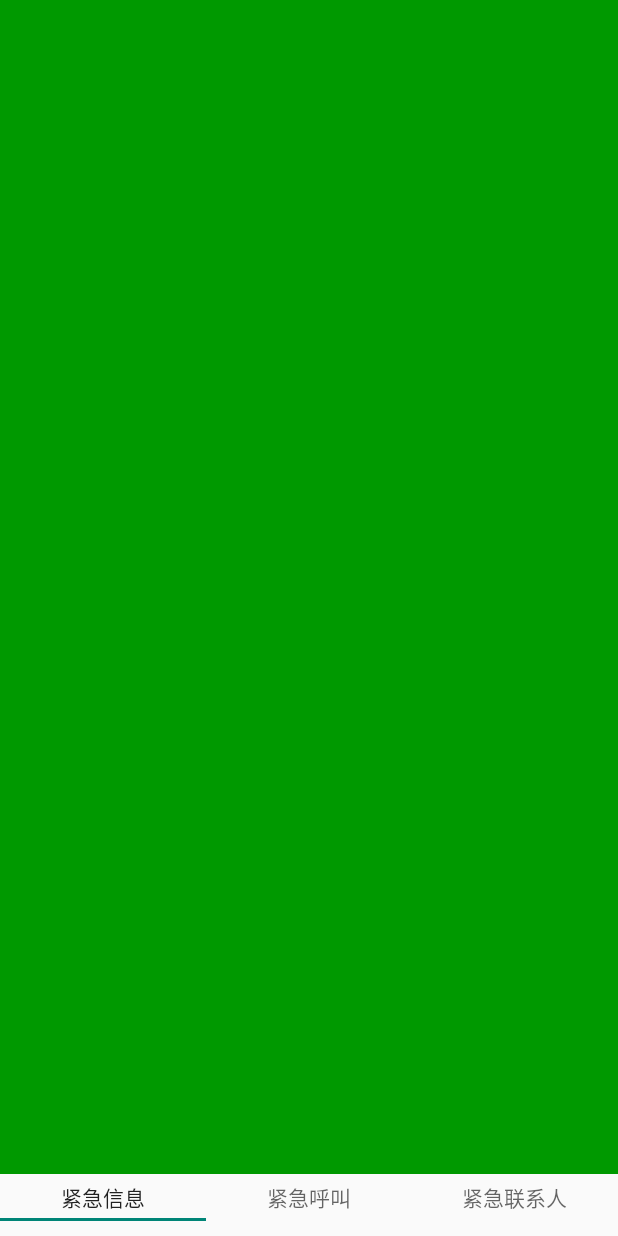
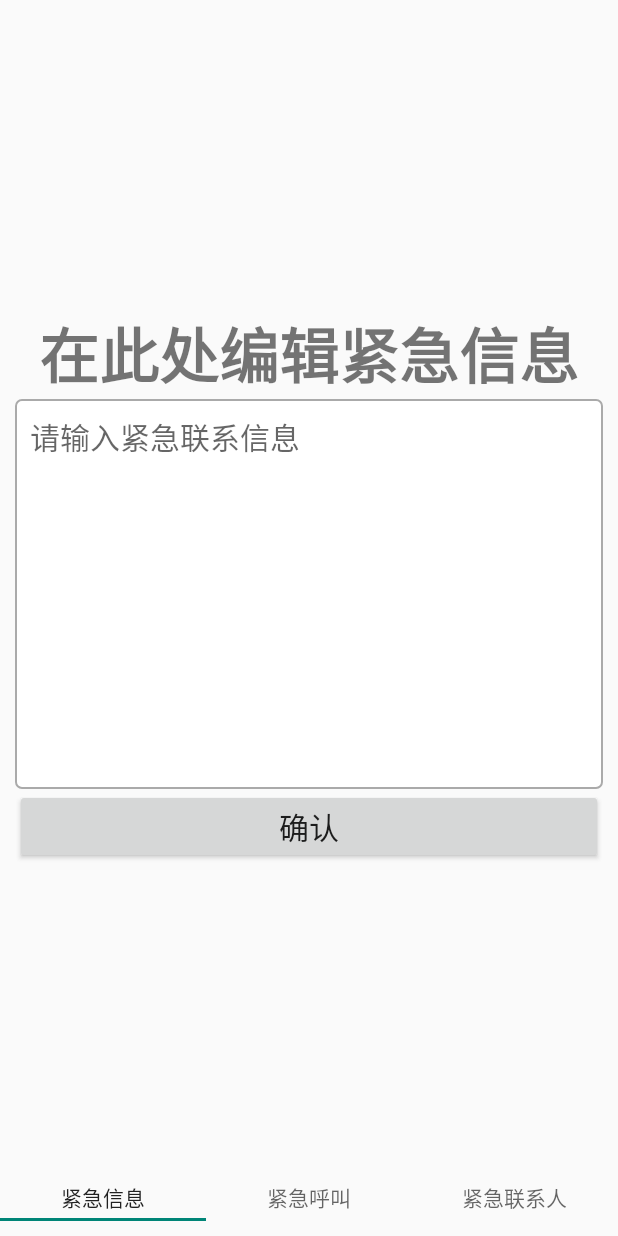
Before and after one commit to fsslrfc/Night_Guard, an Android app: the MessageMainFragment screen opened directly, with no data from a screen before it, on a phone screen of 412 x 824 dp. Run offline under Robolectric (Android 15) with nearby library versions, the phone set to English and light mode, and no system bars.

Commit message:
[feat]新增信息编辑界面,实现了信息写入,信息显示功能,同时将信息保存在本地的file目录的message.txt文件中. [fix]对所有Fragment进行统一

```diff
--- a/app/src/main/java/com/example/nightguard/message/MessageMainFragment.java
+++ b/app/src/main/java/com/example/nightguard/message/MessageMainFragment.java
@@ -1,9 +1,15 @@
 package com.example.nightguard.message;
 
+import android.app.Activity;
+import android.content.Context;
 import android.os.Bundle;
 import android.view.LayoutInflater;
 import android.view.View;
 import android.view.ViewGroup;
+import android.view.inputmethod.InputMethodManager;
+import android.widget.Button;
+import android.widget.EditText;
+import android.widget.Toast;
 
 import androidx.annotation.NonNull;
 import androidx.annotation.Nullable;
@@ -11,14 +17,86 @@ import androidx.fragment.app.Fragment;
 
 import com.example.nightguard.R;
 
+import java.io.BufferedReader;
+import java.io.File;
+import java.io.FileInputStream;
+import java.io.FileOutputStream;
+import java.io.IOException;
+import java.io.InputStreamReader;
+
 public class MessageMainFragment extends Fragment {
-    public MessageMainFragment() {
-        super();
-    }
+
+    private EditText mET;
+    private Button mBtn;
+    private Activity mActivity;
 
     @Nullable
     @Override
     public View onCreateView(@NonNull LayoutInflater inflater, @Nullable ViewGroup container, @Nullable Bundle savedInstanceState) {
-        return inflater.inflate(R.layout.fragment_message, container, false);
+        View view = inflater.inflate(R.layout.fragment_message, container, false);
+
+        mET = view.findViewById(R.id.et_emergency_info);
+        mBtn = view.findViewById(R.id.btn_save_info);
+
+        setMessage();
+        mBtn.setOnClickListener(new View.OnClickListener() {
+            @Override
+            public void onClick(View v) {
+                saveMessage();
+                View view = getActivity().getCurrentFocus();
+                if (view != null) {
+                    InputMethodManager imm = (InputMethodManager) getActivity().getSystemService(Context.INPUT_METHOD_SERVICE);
+                    imm.hideSoftInputFromWindow(view.getWindowToken(), 0);
+                }
+            }
+        });
+
+        return view;
     }
+
+    private void setMessage() {
+        mActivity = getActivity();
+        if (mActivity == null) {
+            mET.setText("");
+            return;
+        }
+        File fileDir = mActivity.getFilesDir();
+        try {
+            File file = new File(fileDir, "message.txt");
+            if (!file.exists()) {
+                mET.setText("");
+                return;
+            }
+            FileInputStream fis = new FileInputStream(file);
+            BufferedReader  br = new BufferedReader(new InputStreamReader(fis));
+            mET.setText(br.readLine());
+        } catch (IOException e) {
+            e.printStackTrace();
+            Toast.makeText(getActivity(), "紧急信息已重置!", Toast.LENGTH_SHORT).show();
+        }
+    }
+
+    private void saveMessage() {
+        String info = mET.getText().toString().trim();
+        mActivity = getActivity();
+        if (mActivity == null) {
+            mET.setText("");
+            return;
+        }
+        File fileDir = mActivity.getFilesDir();
+        try {
+            File file = new File(fileDir, "message.txt");
+            if (file.exists()) {
+                file.delete();
+            }
+            file.createNewFile();
+            FileOutputStream fos = new FileOutputStream(file);
+            fos.write((info + "\n").getBytes());
+            Toast.makeText(getActivity(), "信息已保存", Toast.LENGTH_SHORT).show();
+        } catch (IOException e) {
+            e.printStackTrace();
+            Toast.makeText(getActivity(), "保存信息失败", Toast.LENGTH_SHORT).show();
+        }
+    }
+
 }
--- /dev/null
+++ b/app/src/main/res/drawable/bg_board_rectangle.xml
@@ -0,0 +1,9 @@
+<?xml version="1.0" encoding="utf-8"?>
+<shape xmlns:android="http://schemas.android.com/apk/res/android"
+    android:shape="rectangle">
+    <solid android:color="@android:color/white" />
+    <stroke
+        android:width="1dp"
+        android:color="@android:color/darker_gray" />
+    <corners android:radius="4dp" />
+</shape>
--- a/app/src/main/res/layout/activity_contact_detail.xml
+++ b/app/src/main/res/layout/activity_contact_detail.xml
@@ -2,7 +2,7 @@
 <ScrollView xmlns:android="http://schemas.android.com/apk/res/android"
     android:layout_width="match_parent"
     android:layout_height="match_parent"
-    android:padding="24dp">
+    android:padding="20dp">
 
     <LinearLayout
         android:layout_width="match_parent"
--- a/app/src/main/res/layout/fragment_call.xml
+++ b/app/src/main/res/layout/fragment_call.xml
@@ -2,7 +2,8 @@
 <androidx.constraintlayout.widget.ConstraintLayout xmlns:android="http://schemas.android.com/apk/res/android"
     xmlns:app="http://schemas.android.com/apk/res-auto"
     android:layout_width="match_parent"
-    android:layout_height="match_parent">
+    android:layout_height="match_parent"
+    android:background="@drawable/bg_board_rectangle">
 
     <Button
         android:id="@+id/btn_sos"
--- a/app/src/main/res/layout/fragment_contact.xml
+++ b/app/src/main/res/layout/fragment_contact.xml
@@ -3,7 +3,9 @@
     xmlns:android="http://schemas.android.com/apk/res/android"
     xmlns:app="http://schemas.android.com/apk/res-auto"
     android:layout_width="match_parent"
-    android:layout_height="match_parent">
+    android:layout_height="match_parent"
+    android:background="@drawable/bg_board_rectangle"
+    android:padding="10dp">
 
     <androidx.recyclerview.widget.RecyclerView
         android:id="@+id/recyclerViewContacts"
--- a/app/src/main/res/layout/fragment_message.xml
+++ b/app/src/main/res/layout/fragment_message.xml
@@ -1,9 +1,42 @@
 <?xml version="1.0" encoding="utf-8"?>
-<androidx.constraintlayout.widget.ConstraintLayout xmlns:android="http://schemas.android.com/apk/res/android"
-    xmlns:app="http://schemas.android.com/apk/res-auto"
+<FrameLayout xmlns:android="http://schemas.android.com/apk/res/android"
     android:layout_width="match_parent"
     android:layout_height="match_parent"
-    android:background="#009900">
+    android:padding="10dp">
 
+    <LinearLayout
+        android:layout_width="match_parent"
+        android:layout_height="wrap_content"
+        android:layout_gravity="center"
+        android:orientation="vertical">
 
-</androidx.constraintlayout.widget.ConstraintLayout>
+        <TextView
+            android:layout_width="match_parent"
+            android:layout_height="wrap_content"
+            android:text="在此处编辑紧急信息"
+            android:textSize="40sp"
+            android:gravity="center"
+            android:textStyle="bold"/>
+
+        <EditText
+            android:id="@+id/et_emergency_info"
+            android:layout_width="match_parent"
+            android:layout_height="wrap_content"
+            android:hint="请输入紧急联系信息"
+            android:gravity="top"
+            android:minLines="10"
+            android:textSize="20sp"
+            android:padding="10dp"
+            android:background="@drawable/bg_board_rectangle" />
+
+        <Button
+            android:id="@+id/btn_save_info"
+            android:layout_width="match_parent"
+            android:layout_height="wrap_content"
+            android:textSize="20sp"
+            android:layout_gravity="center"
+            android:text="确认"/>
+
+    </LinearLayout>
+
+</FrameLayout>
--- a/app/src/main/res/layout/item_contact.xml
+++ b/app/src/main/res/layout/item_contact.xml
@@ -4,7 +4,7 @@
     xmlns:app="http://schemas.android.com/apk/res-auto"
     android:layout_width="match_parent"
     android:layout_height="wrap_content"
-    android:layout_margin="8dp"
+    android:layout_margin="10dp"
     app:cardCornerRadius="8dp"
     app:cardElevation="4dp">
 
```
